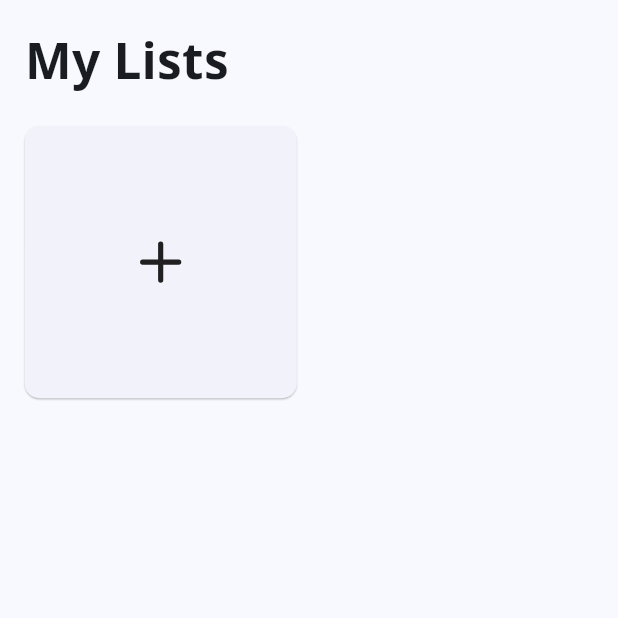
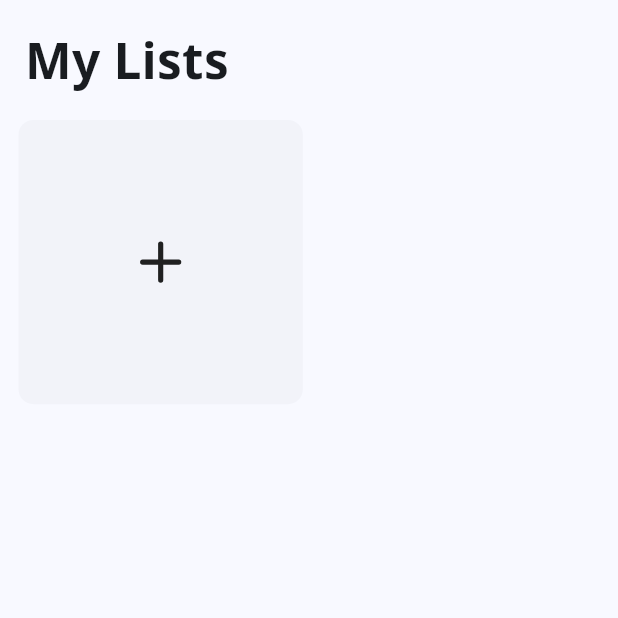
Before and after one commit to amka/nanoplan, a Flutter app: the screen it shows after launch, on a phone screen of 412 x 824 dp, the top half of it. Run offline on Flutter 3.47's test engine with Material 3 defaults, Android fonts, the phone set to English and light mode, and no system bars; our stand-ins replace equatable, flutter_easyloading, flutter_tabler_icons, get, get_storage, google_fonts.

Commit message:
Update AddCard colors

```diff
--- a/lib/app/modules/home/views/home_view.dart
+++ b/lib/app/modules/home/views/home_view.dart
@@ -1,7 +1,6 @@
 import 'package:flutter/material.dart';
 import 'package:flutter_easyloading/flutter_easyloading.dart';
 import 'package:get/get.dart';
-import 'package:nanoplan/app/modules/home/widgets/task_card.dart';
 
 import '../../../core/utils/extensions.dart';
 import '../../../core/values/constants.dart';
@@ -9,6 +8,7 @@ import '../../../data/models/task.dart';
 import '../../../widgets/icons.dart';
 import '../controllers/home_controller.dart';
 import '../widgets/add_card.dart';
+import '../widgets/task_card.dart';
 
 class HomeView extends GetView<HomeController> {
   const HomeView({super.key});
--- a/lib/app/modules/home/widgets/add_card.dart
+++ b/lib/app/modules/home/widgets/add_card.dart
@@ -14,14 +14,13 @@ class AddCard extends StatelessWidget {
   Widget build(BuildContext context) {
     var squareWith = Get.width - 12.0.wp;
 
-    return SizedBox(
+    return Container(
       width: squareWith / 2,
       height: squareWith / 2,
-      child: Card(
-        shape: RoundedRectangleBorder(
+      decoration: BoxDecoration(
         borderRadius: BorderRadius.circular(kDefaultBorderRadius),
+        color: Theme.of(context).colorScheme.secondary.withOpacity(0.04),
       ),
-        elevation: 0.5,
       child: InkWell(
         borderRadius: BorderRadius.circular(kDefaultBorderRadius),
         onTap: onTap,
@@ -32,7 +31,6 @@ class AddCard extends StatelessWidget {
           ),
         ),
       ),
-      ),
     );
   }
 }
```
Lines whose indentation alone changed are shown as unchanged.
